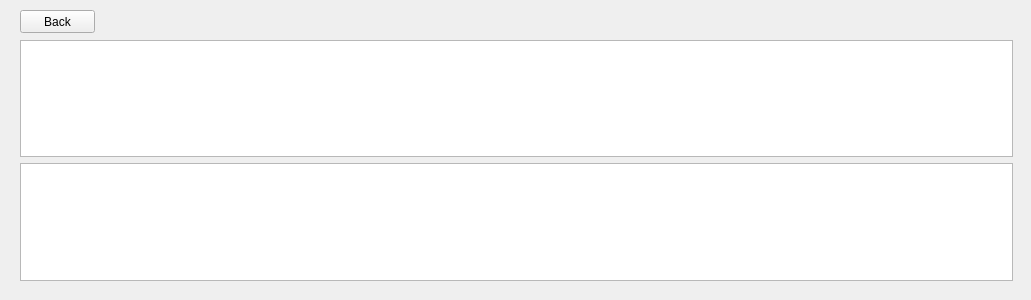
First picture: the form in TableWindow.ui, repository shevtsov200/QueueingSystem, before the edit.
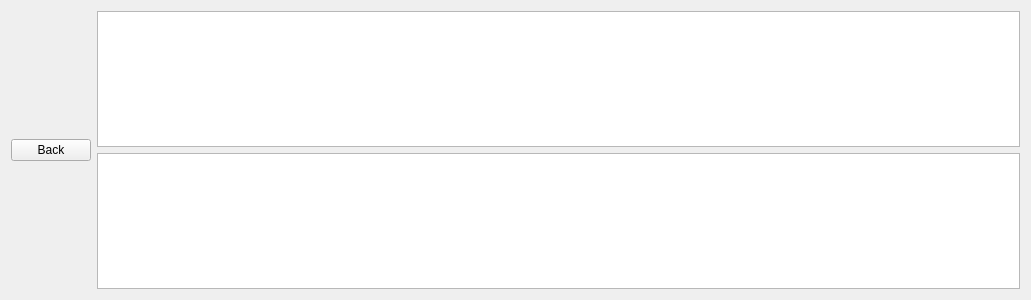
Second picture: the form after the edit.

Commit message: Fix table window constraints.

```diff
--- a/TableWindow.ui
+++ b/TableWindow.ui
@@ -13,21 +13,21 @@
   <property name="windowTitle">
    <string>Form</string>
   </property>
-  <widget class="QWidget" name="verticalLayoutWidget">
-   <property name="geometry">
-    <rect>
-     <x>20</x>
-     <y>40</y>
-     <width>993</width>
-     <height>241</height>
-    </rect>
-   </property>
+  <layout class="QHBoxLayout" name="horizontalLayout">
+   <item>
+    <widget class="QPushButton" name="backButton">
+     <property name="text">
+      <string>Back</string>
+     </property>
+    </widget>
+   </item>
+   <item>
    <layout class="QVBoxLayout" name="verticalLayout">
     <item>
      <widget class="QTableWidget" name="clientsTable">
       <property name="minimumSize">
        <size>
-        <width>991</width>
+         <width>820</width>
         <height>0</height>
        </size>
       </property>
@@ -37,20 +37,8 @@
      <widget class="QTableWidget" name="serversTable"/>
     </item>
    </layout>
-  </widget>
-  <widget class="QPushButton" name="backButton">
-   <property name="geometry">
-    <rect>
-     <x>20</x>
-     <y>10</y>
-     <width>75</width>
-     <height>23</height>
-    </rect>
-   </property>
-   <property name="text">
-    <string>Back</string>
-   </property>
-  </widget>
+   </item>
+  </layout>
  </widget>
  <resources/>
  <connections/>
```
Lines whose indentation alone changed are shown as unchanged. The commit also changes 8 other files.
